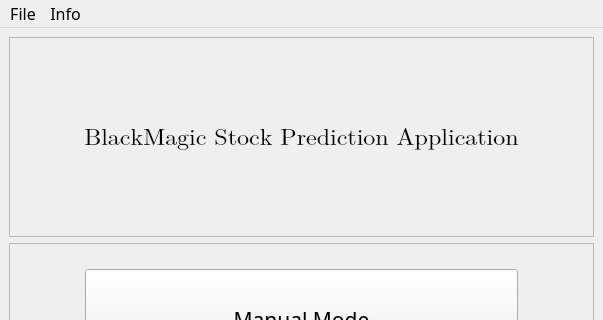
Old version of the form BlackMagicPy/layouts/mainWindow.ui in the repository J05hr/BlackMagic; both pictures show x 0 to 603 and y 0 to 320 of the 603 by 688 pixel window.
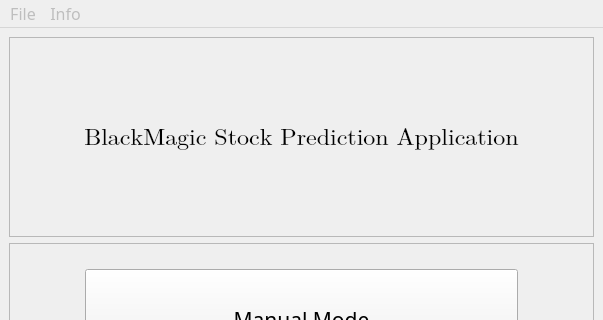
New version of the form.

```diff
--- a/BlackMagicPy/layouts/mainWindow.ui
+++ b/BlackMagicPy/layouts/mainWindow.ui
@@ -210,6 +210,9 @@
     </font>
    </property>
    <widget class="QMenu" name="menuFile">
+    <property name="enabled">
+     <bool>false</bool>
+    </property>
     <property name="title">
      <string>File</string>
     </property>
@@ -217,6 +220,9 @@
     <addaction name="actionOptions"/>
    </widget>
    <widget class="QMenu" name="menuHelp">
+    <property name="enabled">
+     <bool>false</bool>
+    </property>
     <property name="title">
      <string>Info</string>
     </property>
```
